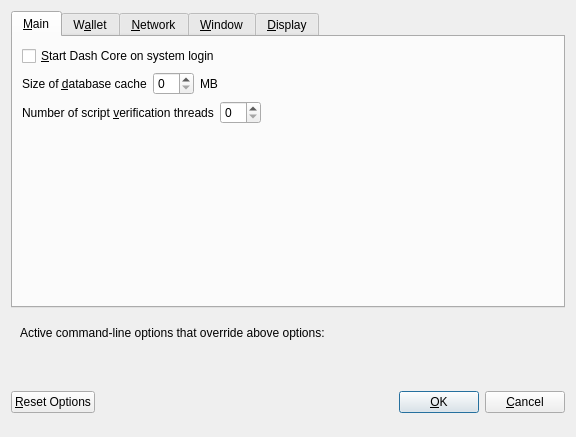
This is src/qt/forms/optionsdialog.ui in adm2018/curium as Qt 5 draws it before an edit. The edited form follows.
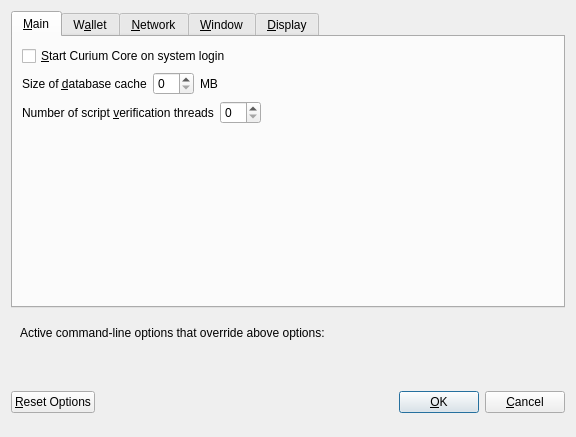
This is the edited form. Custom widgets are drawn as their Qt base class.

Commit message: Updated Dash related stuff to Curium

What changed in the file:
```diff
--- a/src/qt/forms/optionsdialog.ui
+++ b/src/qt/forms/optionsdialog.ui
@@ -33,7 +33,7 @@
           <string>Automatically start Dash Core after logging in to the system.</string>
          </property>
          <property name="text">
-          <string>&amp;Start Dash Core on system login</string>
+          <string>&amp;Start Curium Core on system login</string>
          </property>
         </widget>
        </item>
```
Left out of the diff: 12 changed lines with no effect on the pictures. The commit also changes 372 other files.
